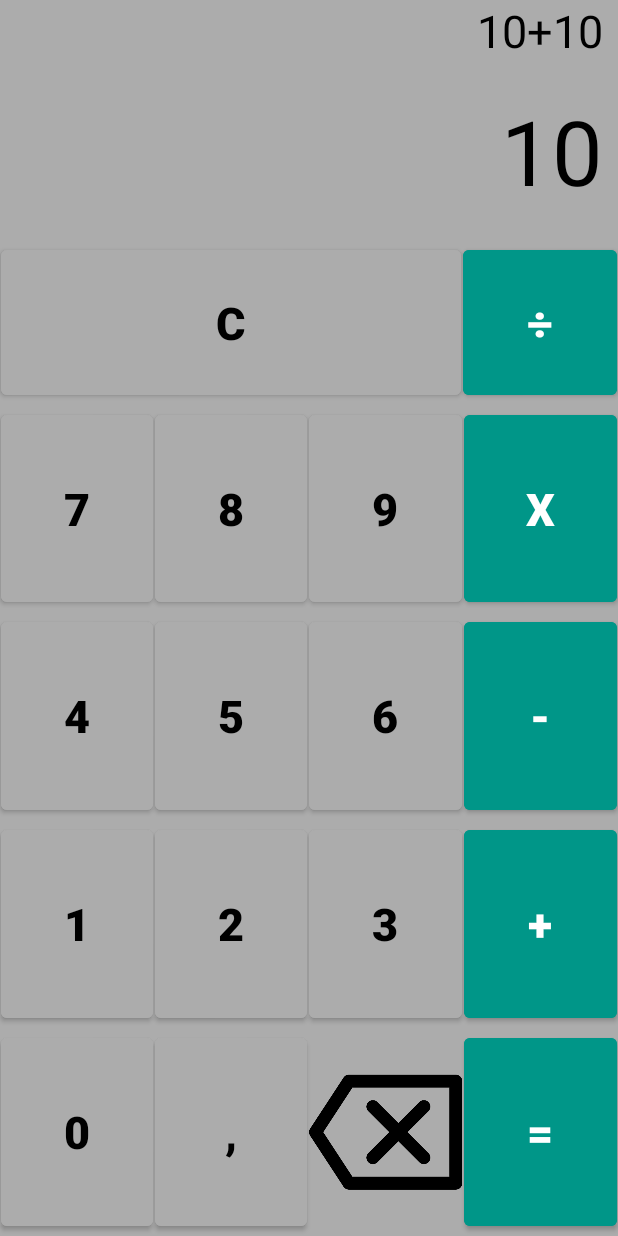
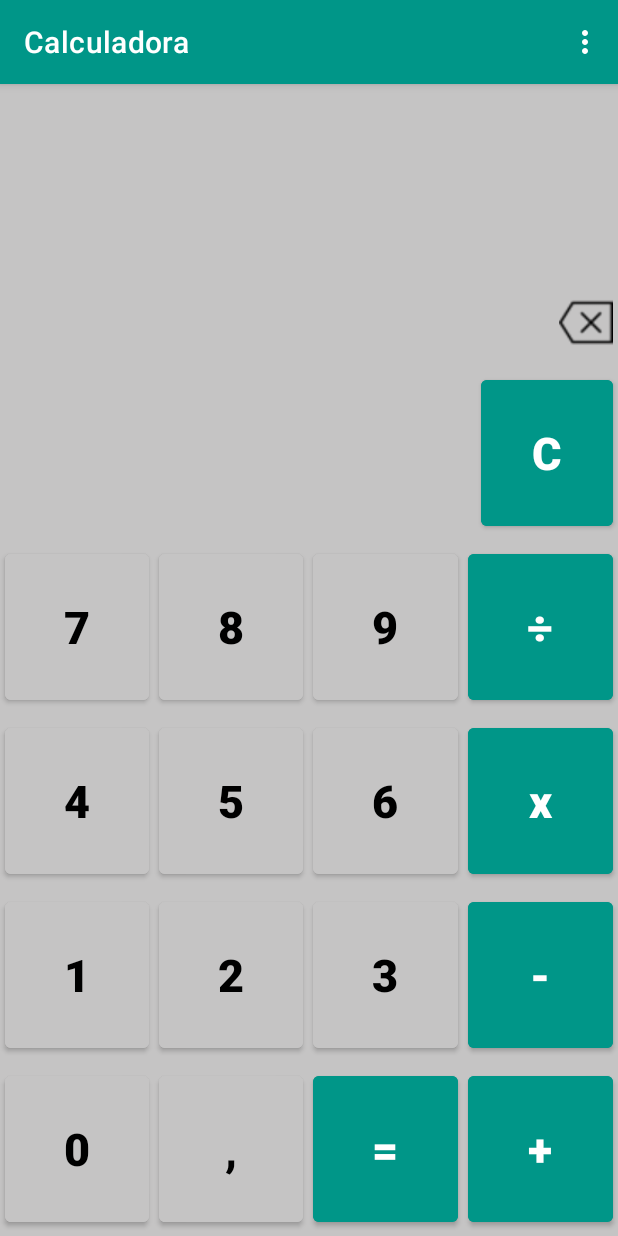
Before and after one commit to imiranda1/ifsp, an Android app: the screen it shows after launch (MainActivity before the commit, BasicCalculatorActivity after it), on a phone screen of 412 x 824 dp. Run offline under Robolectric (Android 15) with nearby library versions, the phone set to English and light mode, and no system bars.

Commit message:
implementação calculadora básica e criação do display calculadora avançada.

```diff
--- a/Calculadora/app/build.gradle
+++ b/Calculadora/app/build.gradle
@@ -26,6 +26,9 @@ android {
         sourceCompatibility JavaVersion.VERSION_1_8
         targetCompatibility JavaVersion.VERSION_1_8
     }
+    buildFeatures{
+        viewBinding true
+    }
 }
 
 dependencies {
@@ -36,4 +39,5 @@ dependencies {
     testImplementation 'junit:junit:4.+'
     androidTestImplementation 'androidx.test.ext:junit:1.1.2'
     androidTestImplementation 'androidx.test.espresso:espresso-core:3.3.0'
+    implementation 'net.objecthunter:exp4j:0.4.8'
 }
--- a/Calculadora/app/src/main/AndroidManifest.xml
+++ b/Calculadora/app/src/main/AndroidManifest.xml
@@ -9,13 +9,14 @@
         android:roundIcon="@mipmap/ic_launcher_round"
         android:supportsRtl="true"
         android:theme="@style/Theme.Calculadora">
-        <activity android:name=".MainActivity">
+        <activity android:name=".BasicCalculatorActivity">
             <intent-filter>
                 <action android:name="android.intent.action.MAIN" />
 
                 <category android:name="android.intent.category.LAUNCHER" />
             </intent-filter>
         </activity>
+        <activity android:name=".AdvancedCalculatorActivity" />
     </application>
 
 </manifest>
--- a/Calculadora/app/src/main/java/br/com/imiranda/calculadora/MainActivity.java
+++ /dev/null
@@ -1,15 +0,0 @@
-package br.com.imiranda.calculadora;
-
-import androidx.appcompat.app.AppCompatActivity;
-
-import android.os.Bundle;
-
-public class MainActivity extends AppCompatActivity {
-
-    @Override
-    protected void onCreate(Bundle savedInstanceState) {
-        super.onCreate(savedInstanceState);
-        setContentView(R.layout.activity_main);
-        getSupportActionBar().hide(); //esconder barra de ações
-    }
-}
--- /dev/null
+++ b/Calculadora/app/src/main/res/layout/activity_basic_calculator.xml
@@ -0,0 +1,170 @@
+<?xml version="1.0" encoding="utf-8"?>
+<LinearLayout xmlns:android="http://schemas.android.com/apk/res/android"
+    xmlns:app="http://schemas.android.com/apk/res-auto"
+    xmlns:tools="http://schemas.android.com/tools"
+    android:layout_width="match_parent"
+    android:layout_height="match_parent"
+    android:orientation="vertical"
+    android:background="@color/gray"
+    android:layout_margin="10dp"
+    tools:context=".BasicCalculatorActivity"
+    android:gravity="center">>
+
+    <TextView
+        android:id="@+id/txtExpression"
+        android:layout_width="match_parent"
+        android:layout_height="50dp"
+        android:textColor="@color/black"
+        android:textSize="40sp"
+        android:gravity="end"
+        android:layout_marginEnd="10dp"
+        android:ellipsize="start"
+        android:singleLine="true"
+        />
+
+
+    <TextView
+        android:id="@+id/txtResult"
+        android:layout_width="match_parent"
+        android:layout_height="80dp"
+        android:textColor="@color/black"
+        android:textSize="60sp"
+        android:gravity="end"
+        android:layout_marginEnd="10dp"
+        android:ellipsize="start"
+        android:maxLines="1"
+
+        />
+
+    <androidx.constraintlayout.widget.ConstraintLayout
+        android:layout_width="match_parent"
+        android:layout_height="0dp"
+        android:layout_weight="0.5"
+        android:orientation="horizontal">
+
+
+        <ImageView
+            android:id="@+id/btBackspace"
+            style="@style/Numbers_Button"
+            android:layout_width="36dp"
+            android:layout_height="43dp"
+            android:layout_gravity="right"
+            android:scaleType="fitCenter"
+            android:src="@drawable/backspace"
+            app:layout_constraintBottom_toBottomOf="parent"
+            app:layout_constraintEnd_toEndOf="parent"
+            app:layout_constraintTop_toTopOf="parent"/>
+    </androidx.constraintlayout.widget.ConstraintLayout>
+
+    <androidx.constraintlayout.widget.ConstraintLayout
+        android:layout_width="match_parent"
+        android:layout_height="0dp"
+        android:layout_weight="1"
+        android:orientation="horizontal">
+
+        <Button
+            android:id="@+id/btClear"
+            style="@style/Operators_Button"
+            android:text="C"
+            app:layout_constraintBottom_toBottomOf="parent"
+            app:layout_constraintEnd_toEndOf="parent"
+            app:layout_constraintTop_toTopOf="parent" />/>
+
+    </androidx.constraintlayout.widget.ConstraintLayout>
+    <LinearLayout
+        android:layout_width="match_parent"
+        android:layout_height="0dp"
+        android:layout_weight="1"
+        android:orientation="horizontal">
+        <Button
+            android:id="@+id/btSeven"
+            style="@style/Numbers_Button"
+            android:text="7"/>
+        <Button
+            android:id="@+id/btEight"
+            style="@style/Numbers_Button"
+            android:text="8"/>
+        <Button
+            android:id="@+id/btNine"
+            style="@style/Numbers_Button"
+            android:text="9"/>
+        <Button
+            android:id="@+id/btDiv"
+            style="@style/Operators_Button"
+            android:text="÷"/>
+    </LinearLayout>
+    <LinearLayout
+        android:layout_width="match_parent"
+        android:layout_height="0dp"
+        android:layout_weight="1"
+        android:orientation="horizontal">
+        <Button
+            android:id="@+id/btFour"
+            style="@style/Numbers_Button"
+            android:text="4"/>
+        <Button
+            android:id="@+id/btFive"
+            style="@style/Numbers_Button"
+            android:text="5"/>
+        <Button
+            android:id="@+id/btSix"
+            style="@style/Numbers_Button"
+            android:text="6"/>
+        <Button
+            android:id="@+id/btMult"
+            style="@style/Operators_Button"
+            android:textAllCaps="false"
+            android:text="x"/>
+    </LinearLayout>
+    <LinearLayout
+        android:layout_width="match_parent"
+        android:layout_height="0dp"
+        android:layout_weight="1"
+        android:orientation="horizontal">
+        <Button
+            android:id="@+id/btOne"
+            style="@style/Numbers_Button"
+            android:text="1"/>
+        <Button
+            android:id="@+id/btTwo"
+            style="@style/Numbers_Button"
+            android:text="2"/>
+        <Button
+            android:id="@+id/btThree"
+            style="@style/Numbers_Button"
+            android:text="3"/>
+        <Button
+            android:id="@+id/btSub"
+            style="@style/Operators_Button"
+            android:text="-"/>
+
+    </LinearLayout>
+    <LinearLayout
+        android:layout_width="match_parent"
+        android:layout_height="0dp"
+        android:layout_weight="1"
+        android:orientation="horizontal">
+        <Button
+            android:id="@+id/btZero"
+
+            style="@style/Numbers_Button"
+            android:text="0"/>
+        <Button
+            android:id="@+id/btComma"
+            style="@style/Numbers_Button"
+            android:text=","/>
+
+
+        <Button
+            android:id="@+id/btEqual"
+            style="@style/Operators_Button"
+            android:text="="/>
+        <Button
+            android:id="@+id/btSum"
+            style="@style/Operators_Button"
+            android:text="+"/>
+    </LinearLayout>
+
+
+
+</LinearLayout>
--- /dev/null
+++ b/Calculadora/app/src/main/res/menu/menu_calculator.xml
@@ -0,0 +1,11 @@
+<?xml version="1.0" encoding="utf-8"?>
+<menu xmlns:android="http://schemas.android.com/apk/res/android">
+    <group android:id="@+id/chooseCalculatorType">
+        <item
+            android:id="@+id/basicCalculatorMi"
+            android:title="@string/basic_calculator" />
+        <item
+            android:id="@+id/advancedCalculatorMi"
+            android:title="@string/advanced_calculator" />
+    </group>
+</menu>
--- a/Calculadora/app/src/main/res/values/Styles.xml
+++ b/Calculadora/app/src/main/res/values/Styles.xml
@@ -11,11 +11,15 @@
     </style>
     <style name="Operators_Button" parent="Container_Button">
         <item name="android:backgroundTint">@color/green</item>
+        <item name="android:layout_margin">3dp</item>
+        <item name="android:onClick">onClick</item>
         <item name="android:textColor">@color/white</item>
     </style>
     <style name="Numbers_Button" parent="Container_Button">
         <item name="android:backgroundTint">@color/gray</item>
         <item name="android:textColor">@color/black</item>
+        <item name="android:layout_margin">3dp</item>
+        <item name="android:onClick">onClick</item>
         <item name="iconPadding">0dp</item>
     </style>
 
--- a/Calculadora/app/src/main/res/values/colors.xml
+++ b/Calculadora/app/src/main/res/values/colors.xml
@@ -7,6 +7,6 @@
     <color name="teal_700">#FF018786</color>
     <color name="black">#FF000000</color>
     <color name="white">#FFFFFFFF</color>
-    <color name="gray">#ACACAC</color>
+    <color name="gray">#C5C4C4</color>
     <color name="green">#009688</color>
 </resources>
--- a/Calculadora/app/src/main/res/values/strings.xml
+++ b/Calculadora/app/src/main/res/values/strings.xml
@@ -1,3 +1,5 @@
 <resources>
     <string name="app_name">Calculadora</string>
+    <string name="basic_calculator">Basic</string>
+    <string name="advanced_calculator">Advanced</string>
 </resources>
```
Also changed, not shown: Calculadora/app/src/main/java/br/com/imiranda/calculadora/AdvancedCalculatorActivity.java (added, +165 -0 lines), Calculadora/app/src/main/java/br/com/imiranda/calculadora/BasicCalculatorActivity.java (added, +155 -0 lines), Calculadora/app/src/main/res/layout/activity_advanced_calculator.xml (renamed from Calculadora/app/src/main/res/layout/activity_main.xml, +57 -19 lines), Calculadora/app/src/main/res/drawable-v24/backspace.png (added), Calculadora/app/src/main/res/drawable/backspace.png.
